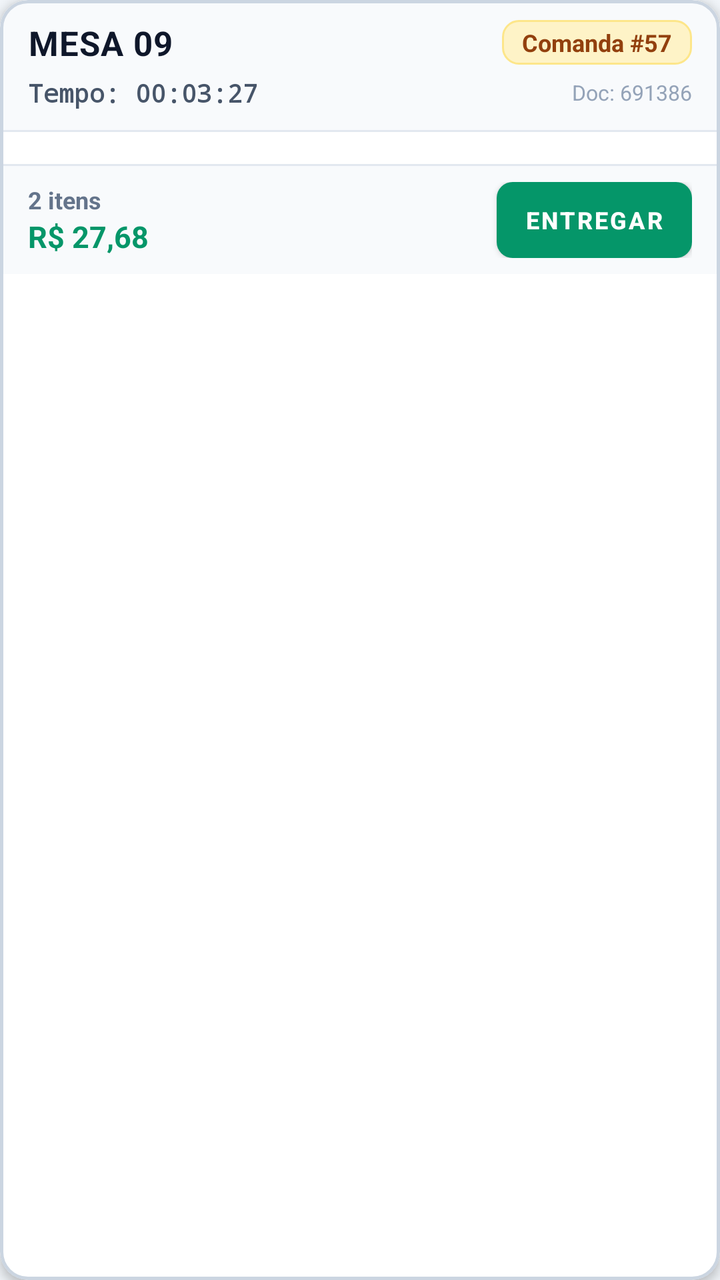
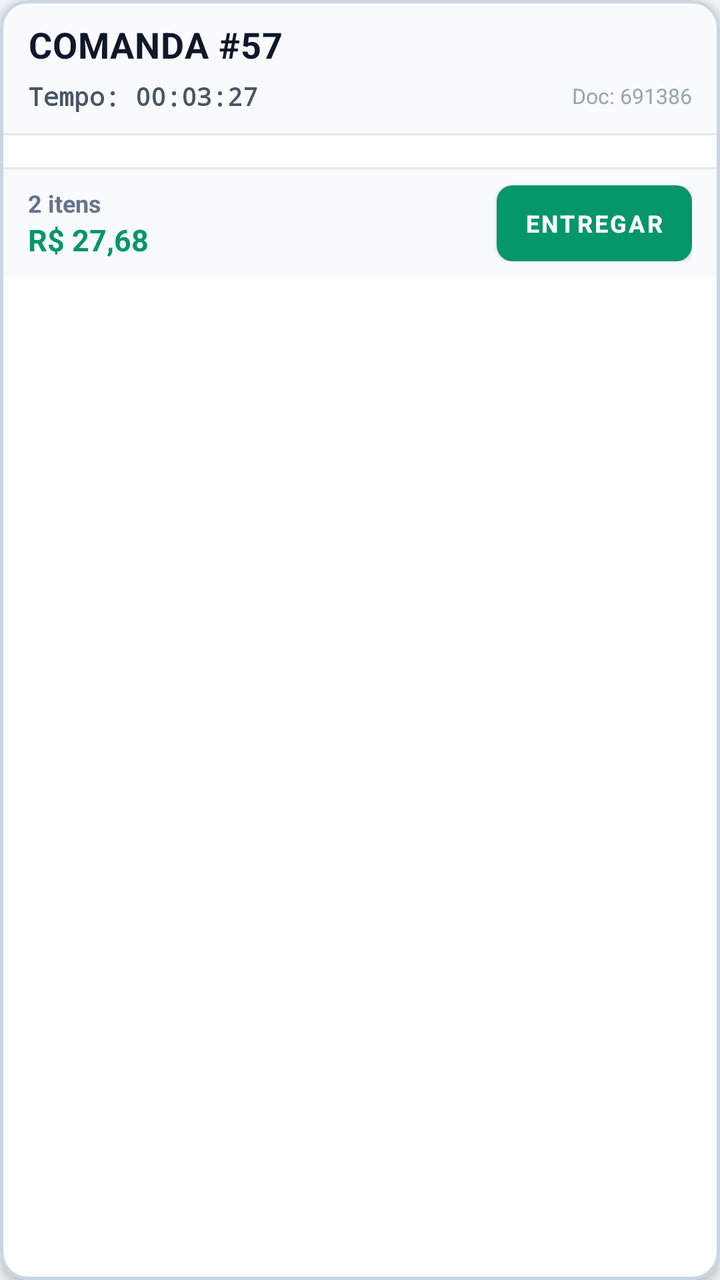

Screens rendered from an Android XML layout before and after an edit, with the pre-edit source and the edit as a unified diff.
<!-- AndroidManifest.xml: application theme Theme.AppMesas -->
<!-- res/layout/item_comanda_monitorada.xml -->
<?xml version="1.0" encoding="utf-8"?>
<com.google.android.material.card.MaterialCardView xmlns:android="http://schemas.android.com/apk/res/android"
    xmlns:app="http://schemas.android.com/apk/res-auto"
    android:id="@+id/cardComandaMonitorada"
    android:layout_width="match_parent"
    android:layout_height="wrap_content"
    android:layout_marginStart="8dp"
    android:layout_marginEnd="8dp"
    android:layout_marginTop="6dp"
    android:layout_marginBottom="6dp"
    app:cardCornerRadius="14dp"
    app:cardElevation="3dp"
    app:strokeWidth="1.5dp"
    app:strokeColor="#CBD5E1"
    app:cardBackgroundColor="#FFFFFF">

    <LinearLayout
        android:layout_width="match_parent"
        android:layout_height="wrap_content"
        android:orientation="vertical">

        
        <LinearLayout
            android:layout_width="match_parent"
            android:layout_height="wrap_content"
            android:orientation="vertical"
            android:background="#F8FAFC"
            android:paddingStart="14dp"
            android:paddingEnd="14dp"
            android:paddingTop="10dp"
            android:paddingBottom="10dp">

            
            <LinearLayout
                android:layout_width="match_parent"
                android:layout_height="wrap_content"
                android:orientation="horizontal"
                android:gravity="center_vertical">

                <TextView
                    android:id="@+id/tvCardMesaNumero"
                    android:layout_width="0dp"
                    android:layout_height="wrap_content"
                    android:layout_weight="1"
                    android:text="MESA 09"
                    android:textColor="#0F172A"
                    android:textSize="17sp"
                    android:textStyle="bold"
                    android:letterSpacing="0.02" />

                <TextView
                    android:id="@+id/tvCardComandaBadge"
                    android:layout_width="wrap_content"
                    android:layout_height="wrap_content"
                    android:background="@drawable/bg_pill_comanda"
                    android:paddingStart="10dp"
                    android:paddingEnd="10dp"
                    android:paddingTop="3dp"
                    android:paddingBottom="3dp"
                    android:text="Comanda #57"
                    android:textColor="#92400E"
                    android:textSize="12sp"
                    android:textStyle="bold" />
            </LinearLayout>

            
            <LinearLayout
                android:layout_width="match_parent"
                android:layout_height="wrap_content"
                android:orientation="horizontal"
                android:gravity="center_vertical"
                android:layout_marginTop="5dp">

                <TextView
                    android:id="@+id/tvCardTempo"
                    android:layout_width="wrap_content"
                    android:layout_height="wrap_content"
                    android:text="Tempo: 00:03:27"
                    android:textColor="#475569"
                    android:textSize="12.5sp"
                    android:textStyle="bold"
                    android:fontFamily="monospace" />

                <TextView
                    android:id="@+id/tvCardDocumento"
                    android:layout_width="0dp"
                    android:layout_height="wrap_content"
                    android:layout_weight="1"
                    android:gravity="end"
                    android:text="Doc: 691386"
                    android:textColor="#94A3B8"
                    android:textSize="10.5sp" />
            </LinearLayout>
        </LinearLayout>

        
        <View
            android:layout_width="match_parent"
            android:layout_height="1dp"
            android:background="#E2E8F0" />

        
        <LinearLayout
            android:id="@+id/layoutItensContainer"
            android:layout_width="match_parent"
            android:layout_height="wrap_content"
            android:orientation="vertical"
            android:paddingStart="14dp"
            android:paddingEnd="14dp"
            android:paddingTop="8dp"
            android:paddingBottom="8dp" />

        
        <View
            android:layout_width="match_parent"
            android:layout_height="1dp"
            android:background="#E2E8F0" />

        
        <LinearLayout
            android:layout_width="match_parent"
            android:layout_height="wrap_content"
            android:orientation="horizontal"
            android:gravity="center_vertical"
            android:background="#F8FAFC"
            android:paddingStart="14dp"
            android:paddingEnd="14dp"
            android:paddingTop="8dp"
            android:paddingBottom="8dp">

            <LinearLayout
                android:layout_width="0dp"
                android:layout_height="wrap_content"
                android:layout_weight="1"
                android:orientation="vertical">

                <TextView
                    android:id="@+id/tvCardQtdeItens"
                    android:layout_width="wrap_content"
                    android:layout_height="wrap_content"
                    android:text="2 itens"
                    android:textColor="#64748B"
                    android:textSize="12sp"
                    android:textStyle="bold" />

                <TextView
                    android:id="@+id/tvCardTotalValor"
                    android:layout_width="wrap_content"
                    android:layout_height="wrap_content"
                    android:text="R$ 27,68"
                    android:textColor="#059669"
                    android:textSize="15sp"
                    android:textStyle="bold" />
            </LinearLayout>

            <com.google.android.material.button.MaterialButton
                android:id="@+id/btnCardEntregue"
                android:layout_width="wrap_content"
                android:layout_height="38dp"
                android:text="ENTREGAR"
                android:textColor="#FFFFFF"
                android:textSize="12sp"
                android:textStyle="bold"
                android:paddingStart="14dp"
                android:paddingEnd="14dp"
                android:minWidth="95dp"
                app:backgroundTint="#059669"
                app:cornerRadius="8dp"
                android:insetTop="0dp"
                android:insetBottom="0dp" />
        </LinearLayout>

    </LinearLayout>
</com.google.android.material.card.MaterialCardView>
<!-- resources referenced by this layout -->
<resources>
  <!-- drawable bg_pill_comanda (drawable) -->
  <?xml version="1.0" encoding="utf-8"?>
  <shape xmlns:android="http://schemas.android.com/apk/res/android"
      android:shape="rectangle">
      <solid android:color="#FEF3C7" />
      <stroke android:width="1dp" android:color="#FDE68A" />
      <corners android:radius="8dp" />
      <padding android:left="8dp" android:right="8dp" android:top="3dp" android:bottom="3dp" />
  </shape>
  <style name="Theme.AppMesas" parent="Theme.MaterialComponents.Light.NoActionBar">
          <item name="colorPrimary">@color/purple_500</item>
          <item name="colorPrimaryVariant">@color/purple_700</item>
          <item name="colorOnPrimary">@color/white</item>
          <item name="colorSecondary">@color/teal_700</item>
          <item name="colorSecondaryVariant">@color/teal_700</item>
          <item name="colorOnSecondary">@color/white</item>
          <item name="android:statusBarColor">@color/bg_header</item>
          <item name="android:navigationBarColor">@color/bg_dark</item>
          <item name="android:windowLightStatusBar">false</item>
          <item name="android:windowBackground">@color/bg_dark</item>
          <item name="android:textSize">15sp</item>
      </style>
  <color name="purple_500">#0F172A</color>
  <color name="purple_700">#09101D</color>
  <color name="white">#FFFFFF</color>
  <color name="teal_700">#0D9488</color>
  <color name="bg_header">#0F172A</color>
  <color name="bg_dark">#F1F5F9</color>
</resources>

<!-- the commit's change to res/layout/item_comanda_monitorada.xml (unified diff, before → after) -->
@@ -38,29 +38,22 @@
                 android:gravity="center_vertical">
 
                 <TextView
-                    android:id="@+id/tvCardMesaNumero"
+                    android:id="@+id/tvCardComandaBadge"
                     android:layout_width="0dp"
                     android:layout_height="wrap_content"
                     android:layout_weight="1"
-                    android:text="MESA 09"
+                    android:text="COMANDA #57"
                     android:textColor="#0F172A"
-                    android:textSize="17sp"
+                    android:textSize="18sp"
                     android:textStyle="bold"
                     android:letterSpacing="0.02" />
 
+                
                 <TextView
-                    android:id="@+id/tvCardComandaBadge"
-                    android:layout_width="wrap_content"
-                    android:layout_height="wrap_content"
-                    android:background="@drawable/bg_pill_comanda"
-                    android:paddingStart="10dp"
-                    android:paddingEnd="10dp"
-                    android:paddingTop="3dp"
-                    android:paddingBottom="3dp"
-                    android:text="Comanda #57"
-                    android:textColor="#92400E"
-                    android:textSize="12sp"
-                    android:textStyle="bold" />
+                    android:id="@+id/tvCardMesaNumero"
+                    android:layout_width="0dp"
+                    android:layout_height="0dp"
+                    android:visibility="gone" />
             </LinearLayout>
 
             
<!-- resource entries referenced after the edit -->
@@ -1,14 +1,5 @@
 <!-- resources referenced by this layout -->
 <resources>
-  <!-- drawable bg_pill_comanda (drawable) -->
-  <?xml version="1.0" encoding="utf-8"?>
-  <shape xmlns:android="http://schemas.android.com/apk/res/android"
-      android:shape="rectangle">
-      <solid android:color="#FEF3C7" />
-      <stroke android:width="1dp" android:color="#FDE68A" />
-      <corners android:radius="8dp" />
-      <padding android:left="8dp" android:right="8dp" android:top="3dp" android:bottom="3dp" />
-  </shape>
   <style name="Theme.AppMesas" parent="Theme.MaterialComponents.Light.NoActionBar">
           <item name="colorPrimary">@color/purple_500</item>
           <item name="colorPrimaryVariant">@color/purple_700</item>
